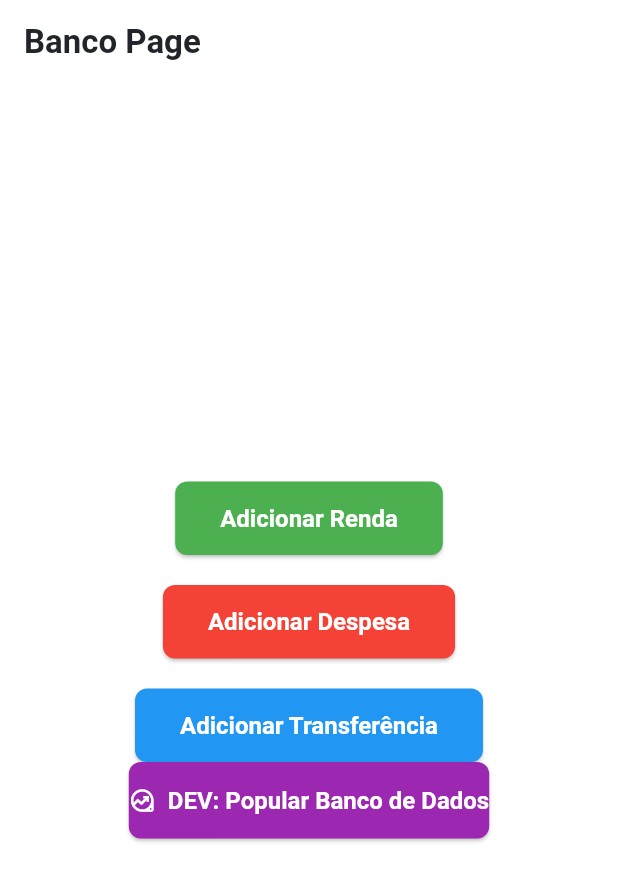
After one commit to Rudrigozx/DAM-Gerenciador_Despesas_para_Universitarios, a Flutter app: the BancoPage screen opened by its route, on a phone screen of 412 x 824 dp. The commit adds this screen. Shown: the top 881 px of the screen. Run offline on Flutter 3.47's test engine with Material 3 defaults, Android fonts, the phone set to English and light mode, and no system bars; our stand-ins replace fl_chart, flutter_local_notifications, font_awesome_flutter, go_router, pdf, permission_handler and 2 more; accounts and stored records are empty; Roboto replaces fonts that are missing (Poppins).

Commit message:
corrigindo comflitos

```diff
--- a/lib/routing/routes.dart
+++ b/lib/routing/routes.dart
@@ -7,6 +7,10 @@ import 'package:fin_plus/ui/goals/goal_details_screen.dart';
 import 'package:fin_plus/ui/goals/my_goals_view.dart';
 import 'package:fin_plus/ui/goals/new_goal_view.dart';
 import 'package:fin_plus/ui/home/HomePage.dart';
+import 'package:fin_plus/ui/home/banco.dart';
+import 'package:fin_plus/ui/Login/LoginView.dart';
+import 'package:fin_plus/ui/Login/UsuarioView.dart';
+import 'package:fin_plus/ui/notifications/notification_view.dart';
 import 'package:fin_plus/ui/reports/reports_screen.dart';
 import 'package:fin_plus/ui/simulator/simulator_screen.dart';
 import 'package:fin_plus/ui/transactions/transactions_page.dart';
@@ -21,14 +25,9 @@ class AppRoutes {
   static final GoRouter router = GoRouter(
 
     // Rota inicial da aplicação
-    initialLocation: '/main',
+    initialLocation: '/home',
     routes: <RouteBase>[
       // Rotas de nível superior
-      GoRoute(
-        path: '/',
-        name: 'signup',
-        builder: (context, state) => const CriarConta(),
-      ),
       GoRoute(
         path: '/main',
         name: 'main',
@@ -50,6 +49,31 @@ class AppRoutes {
         builder: (context, state) => const CategoryListPage(),
       ),
       GoRoute(
+        path: '/register',
+        name: 'signup',
+        builder: (context, state) => const CriarConta(),
+      ),
+      GoRoute(
+        path: '/login',
+        name: 'login',
+        builder: (context, state) => const LoginView(),
+      ),
+      GoRoute(
+        path: '/notifications',
+        name: 'notifications',
+        builder: (context, state) => const NotificationView(),
+      ),
+      GoRoute(
+        path: '/dev-banco',
+        name: 'dev-banco',
+        builder: (context, state) => const BancoPage(),
+      ),
+      GoRoute(
+        path: '/profile',
+        name: 'profile',
+        builder: (context, state) => UsuarioView(),
+      ),
+      GoRoute(
         path: '/transaction/:type/new',
         name: 'new-transaction',
         builder: (context, state) {
@@ -61,6 +85,7 @@ class AppRoutes {
           return TransactionsPage(initialType: type);
         },
       ),
+
       GoRoute(
         path: '/wallets',
         name: 'wallets-list',
--- /dev/null
+++ b/lib/ui/home/banco.dart
@@ -0,0 +1,86 @@
+import 'package:flutter/material.dart';
+import 'package:go_router/go_router.dart';
+
+import '../../utils/database_seeder.dart';
+
+class BancoPage extends StatefulWidget {
+  const BancoPage({super.key});
+
+  @override
+  State<BancoPage> createState() => _BancoPageState();
+}
+
+
+class _BancoPageState extends State<BancoPage> {
+  @override
+  Widget build(BuildContext context) {
+    return Scaffold(
+      appBar: AppBar(
+        title: const Text('Banco Page'),
+      ),
+      body: Center(
+        child: Column(
+          mainAxisAlignment: MainAxisAlignment.center,
+          children: <Widget>[
+            ElevatedButton(
+              onPressed: () {
+                context.pushNamed('new-income');
+              },
+              style: ElevatedButton.styleFrom(
+                backgroundColor: Colors.green,
+                foregroundColor: Colors.white,
+                padding: const EdgeInsets.symmetric(horizontal: 30, vertical: 15),
+              ),
+              child: const Text('Adicionar Renda'),
+            ),
+            const SizedBox(height: 20),
+
+            ElevatedButton(
+              onPressed: () {
+                context.pushNamed('expenses-list');
+              },
+              style: ElevatedButton.styleFrom(
+                backgroundColor: Colors.red,
+                foregroundColor: Colors.white,
+                padding: const EdgeInsets.symmetric(horizontal: 30, vertical: 15),
+              ),
+              child: const Text('Adicionar Despesa'),
+            ),
+            const SizedBox(height: 20),
+
+            ElevatedButton(
+              onPressed: () {
+                context.pushNamed('new-transfer');
+              },
+              style: ElevatedButton.styleFrom(
+                backgroundColor: Colors.blue,
+                foregroundColor: Colors.white,
+                padding: const EdgeInsets.symmetric(horizontal: 30, vertical: 15),
+              ),
+              child: const Text('Adicionar Transferência'),
+            ),
+            ElevatedButton.icon(
+              icon: const Icon(Icons.data_exploration_outlined),
+              label: const Text('DEV: Popular Banco de Dados'),
+              style: ElevatedButton.styleFrom(backgroundColor: Colors.purple),
+              onPressed: () async {
+                // Mostra um feedback para o usuário
+                ScaffoldMessenger.of(context).showSnackBar(
+                  const SnackBar(content: Text('Populando o banco de dados... Por favor, aguarde.')),
+                );
+
+                // Chama o seeder
+                await DatabaseSeeder().seedDatabase();
+
+                // Mostra um feedback de conclusão
+                ScaffoldMessenger.of(context).showSnackBar(
+                  const SnackBar(content: Text('Banco de dados populado com sucesso!'), backgroundColor: Colors.green),
+                );
+              },
+            ),
+          ],
+        ),
+      ),
+    );
+  }
+}
--- a/lib/ui/login/UsuarioView.dart
+++ b/lib/ui/login/UsuarioView.dart
@@ -151,7 +151,7 @@ class UsuarioState extends State<UsuarioView> {
               leading: const Icon(Icons.logout),
               title: const Text("Logout"),
               onTap: () {
-                Navigator.push(
+                Navigator.pushReplacement(
                   context,
                   MaterialPageRoute(
                     builder: (_) => LoginView(),
--- a/lib/ui/notifications/notification_view.dart
+++ b/lib/ui/notifications/notification_view.dart
@@ -2,7 +2,7 @@ import 'package:flutter/material.dart';
 import 'package:provider/provider.dart';
 import '../../Models/Notification.dart';
 import 'notification_view_model.dart';
-import '/ui/notifications/notification_view.dart';
+
 
 class NotificationView extends StatelessWidget {
   const NotificationView({super.key});
```
Also changed, not shown: lib/main.dart (+8 -13 lines), lib/ui/dashboard/dashboard_screen.dart (+4 -5 lines), lib/ui/home/HomePage.dart (+1 -8 lines), lib/ui/login/CadastroView.dart (+6 -9 lines), lib/ui/login/LoginView.dart (+11 -11 lines).
